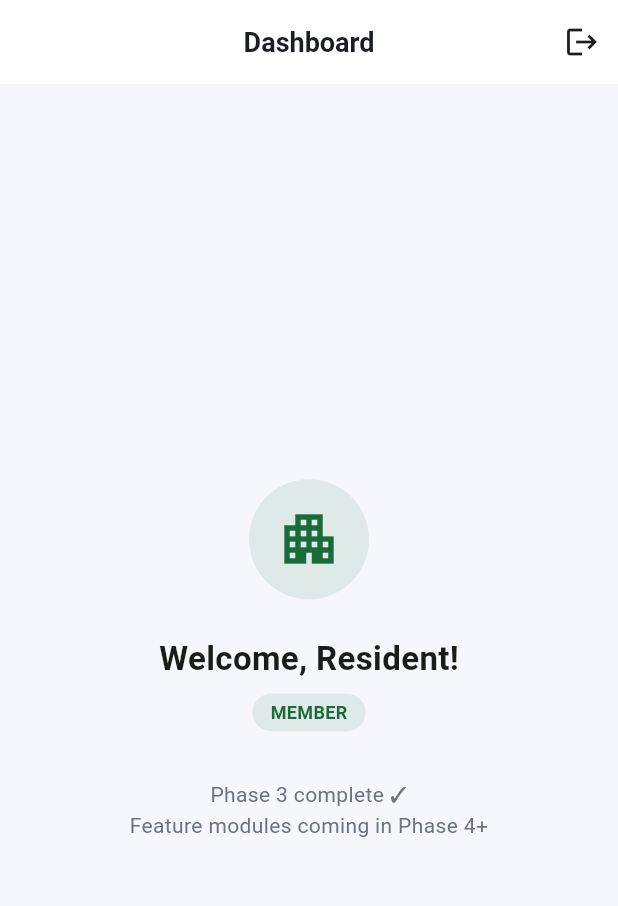
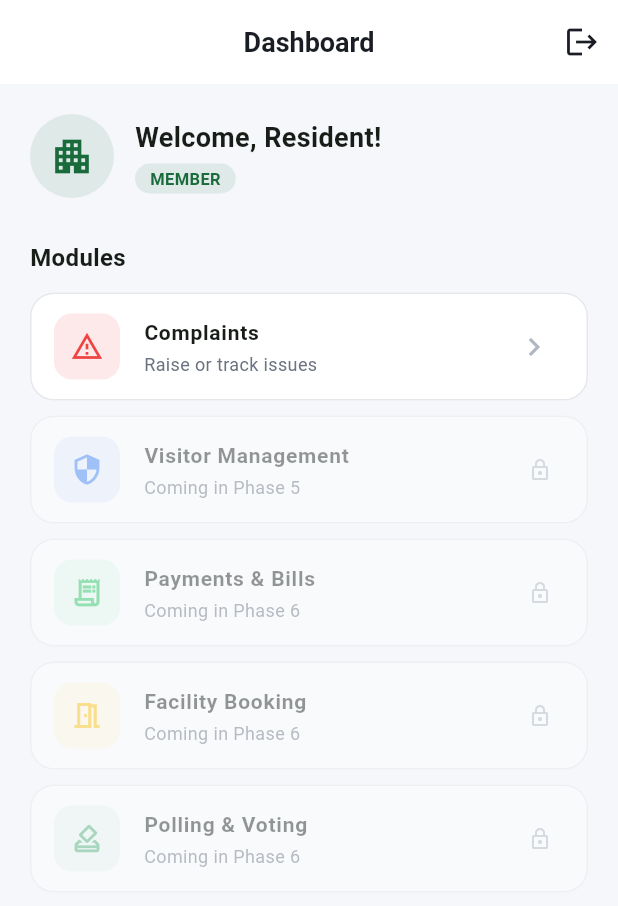
Before and after one commit to Kiritossss/society-management-app, a Flutter app: the DashboardPlaceholderScreen screen opened by its route, on a phone screen of 412 x 824 dp. Shown: the top 906 px of the screen. Run offline on Flutter 3.47's test engine with Material 3 defaults, Android fonts, the phone set to English and light mode, and no system bars; our stand-ins replace dio, flutter_riverpod, flutter_secure_storage, go_router; accounts and stored records are empty; network calls fail.

Commit message:
Phase 4: Complaint Management full-stack
Backend:
- Complaint ORM model with ComplaintCategory/Status enums
- Alembic migration: complaints table with FKs to societies + users
- Schemas with Pydantic validators; CRUD with RBAC-aware list query
- Endpoints: POST/GET list, GET detail, PATCH status (committee only)
- resolved_at auto-set when status -> resolved

Frontend:
- ComplaintModel, ComplaintService (Dio), ComplaintNotifier (Riverpod)
- Complaints list: status badges, category chips, pull-to-refresh
- Create complaint: category dropdown, title, description, image URL stub
- Routes /complaints and /complaints/new wired in GoRouter
- Dashboard updated: Complaints tile live; future modules shown locked
- flutter analyze: zero issues

Co-Authored-By: Claude Sonnet 4.6 <noreply@anthropic.com>

```diff
--- a/frontend/lib/main.dart
+++ b/frontend/lib/main.dart
@@ -6,6 +6,8 @@ import 'core/theme/app_theme.dart';
 import 'features/auth/providers/auth_provider.dart';
 import 'features/auth/screens/login_screen.dart';
 import 'features/auth/screens/register_screen.dart';
+import 'features/complaints/screens/complaints_list_screen.dart';
+import 'features/complaints/screens/create_complaint_screen.dart';
 import 'shared/screens/dashboard_placeholder_screen.dart';
 
 void main() {
@@ -41,6 +43,14 @@ class SocietyApp extends ConsumerWidget {
           path: '/dashboard',
           builder: (_, __) => const DashboardPlaceholderScreen(),
         ),
+        GoRoute(
+          path: '/complaints',
+          builder: (_, __) => const ComplaintsListScreen(),
+        ),
+        GoRoute(
+          path: '/complaints/new',
+          builder: (_, __) => const CreateComplaintScreen(),
+        ),
       ],
     );
 
--- a/frontend/lib/shared/screens/dashboard_placeholder_screen.dart
+++ b/frontend/lib/shared/screens/dashboard_placeholder_screen.dart
@@ -1,5 +1,6 @@
 import 'package:flutter/material.dart';
 import 'package:flutter_riverpod/flutter_riverpod.dart';
+import 'package:go_router/go_router.dart';
 import '../../core/theme/app_colors.dart';
 import '../../features/auth/providers/auth_provider.dart';
 
@@ -21,27 +22,32 @@ class DashboardPlaceholderScreen extends ConsumerWidget {
           ),
         ],
       ),
-      body: Center(
-        child: Column(
-          mainAxisAlignment: MainAxisAlignment.center,
+      body: ListView(
+        padding: const EdgeInsets.all(20),
+        children: [
+          // Header
+          Row(
             children: [
               Container(
-              width: 80,
-              height: 80,
+                width: 56,
+                height: 56,
                 decoration: BoxDecoration(
                   color: AppColors.primary.withValues(alpha: 0.1),
                   shape: BoxShape.circle,
                 ),
-              child: const Icon(Icons.apartment, color: AppColors.primary, size: 44),
+                child: const Icon(Icons.apartment, color: AppColors.primary, size: 30),
               ),
-            const SizedBox(height: 24),
+              const SizedBox(width: 14),
+              Column(
+                crossAxisAlignment: CrossAxisAlignment.start,
+                children: [
                   Text(
                     'Welcome, ${user?.fullName ?? 'Resident'}!',
-              style: const TextStyle(fontSize: 22, fontWeight: FontWeight.bold),
+                    style: const TextStyle(fontSize: 18, fontWeight: FontWeight.bold),
                   ),
-            const SizedBox(height: 8),
+                  const SizedBox(height: 4),
                   Container(
-              padding: const EdgeInsets.symmetric(horizontal: 12, vertical: 4),
+                    padding: const EdgeInsets.symmetric(horizontal: 10, vertical: 2),
                     decoration: BoxDecoration(
                       color: AppColors.primary.withValues(alpha: 0.1),
                       borderRadius: BorderRadius.circular(20),
@@ -51,17 +57,107 @@ class DashboardPlaceholderScreen extends ConsumerWidget {
                       style: const TextStyle(
                         color: AppColors.primary,
                         fontWeight: FontWeight.w600,
-                  fontSize: 12,
+                        fontSize: 11,
                       ),
                     ),
                   ),
-            const SizedBox(height: 32),
-            const Text(
-              'Phase 3 complete ✓\nFeature modules coming in Phase 4+',
-              textAlign: TextAlign.center,
-              style: TextStyle(color: AppColors.textSecondary),
+                ],
               ),
             ],
+          ),
+          const SizedBox(height: 28),
+          const Text(
+            'Modules',
+            style: TextStyle(fontSize: 16, fontWeight: FontWeight.w600),
+          ),
+          const SizedBox(height: 12),
+
+          // Complaints tile — Phase 4 ✅
+          _ModuleTile(
+            icon: Icons.report_problem_outlined,
+            label: 'Complaints',
+            subtitle: 'Raise or track issues',
+            color: AppColors.error,
+            onTap: () => context.push('/complaints'),
+          ),
+
+          // Coming soon tiles
+          _ModuleTile(
+            icon: Icons.security_outlined,
+            label: 'Visitor Management',
+            subtitle: 'Coming in Phase 5',
+            color: AppColors.info,
+            onTap: null,
+          ),
+          _ModuleTile(
+            icon: Icons.receipt_long_outlined,
+            label: 'Payments & Bills',
+            subtitle: 'Coming in Phase 6',
+            color: AppColors.success,
+            onTap: null,
+          ),
+          _ModuleTile(
+            icon: Icons.meeting_room_outlined,
+            label: 'Facility Booking',
+            subtitle: 'Coming in Phase 6',
+            color: AppColors.accent,
+            onTap: null,
+          ),
+          _ModuleTile(
+            icon: Icons.how_to_vote_outlined,
+            label: 'Polling & Voting',
+            subtitle: 'Coming in Phase 6',
+            color: AppColors.primaryLight,
+            onTap: null,
+          ),
+        ],
+      ),
+    );
+  }
+}
+
+class _ModuleTile extends StatelessWidget {
+  final IconData icon;
+  final String label;
+  final String subtitle;
+  final Color color;
+  final VoidCallback? onTap;
+
+  const _ModuleTile({
+    required this.icon,
+    required this.label,
+    required this.subtitle,
+    required this.color,
+    required this.onTap,
+  });
+
+  @override
+  Widget build(BuildContext context) {
+    final isEnabled = onTap != null;
+    return Opacity(
+      opacity: isEnabled ? 1.0 : 0.45,
+      child: Card(
+        margin: const EdgeInsets.only(bottom: 10),
+        child: ListTile(
+          onTap: onTap,
+          leading: Container(
+            width: 44,
+            height: 44,
+            decoration: BoxDecoration(
+              color: color.withValues(alpha: 0.12),
+              borderRadius: BorderRadius.circular(12),
+            ),
+            child: Icon(icon, color: color, size: 22),
+          ),
+          title: Text(label,
+              style: const TextStyle(fontWeight: FontWeight.w600, fontSize: 14)),
+          subtitle: Text(subtitle,
+              style: const TextStyle(
+                  color: AppColors.textSecondary, fontSize: 12)),
+          trailing: isEnabled
+              ? const Icon(Icons.chevron_right, color: AppColors.textDisabled)
+              : const Icon(Icons.lock_outline,
+                  color: AppColors.textDisabled, size: 16),
         ),
       ),
     );
```
Also changed, not shown: frontend/lib/features/complaints/providers/complaint_provider.dart (added, +111 -0 lines), frontend/lib/features/complaints/screens/complaints_list_screen.dart (added, +208 -0 lines), frontend/lib/features/complaints/screens/create_complaint_screen.dart (added, +169 -0 lines), frontend/lib/features/complaints/services/complaint_service.dart (added, +49 -0 lines), frontend/lib/shared/models/complaint_model.dart (added, +66 -0 lines), 9 other files. Lines whose indentation alone changed are shown as unchanged.
